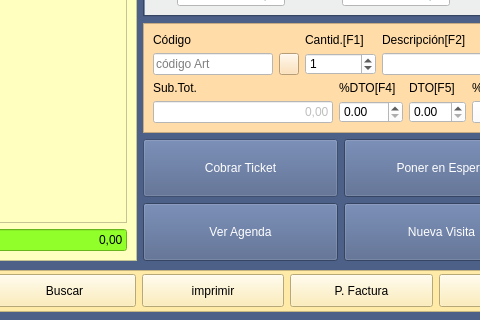
Qt form TPV/frmcajaminuta.ui (arcnexus/RedFoX) before a commit; both pictures show x 474 to 954 and y 233 to 553 of the 1225 by 553 pixel window.
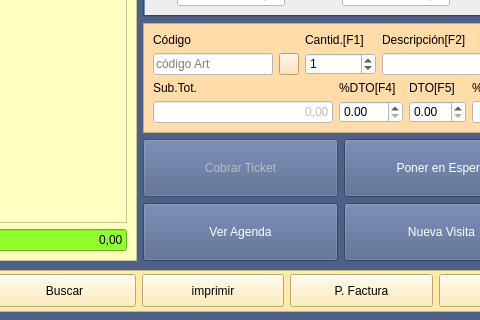
The same form after that commit. Icons and pictures are not drawn.

Commit message: Color Botones formularios - otros cambios menores -

The edit to the form file:
```diff
--- a/TPV/frmcajaminuta.ui
+++ b/TPV/frmcajaminuta.ui
@@ -1808,8 +1808,8 @@
           </size>
          </property>
          <property name="styleSheet">
-          <string notr="true">color: rgb(255, 255, 255);
-</string>
+          <string notr="true">QPushButton:disabled{color: 0; }
+QPushButton:enabled{color: rgb(255,255,255); }</string>
          </property>
          <property name="text">
           <string>Cobrar Ticket</string>
```
Left out of the diff: 15 changed lines with no effect on the pictures. The commit also changes 25 other files.
